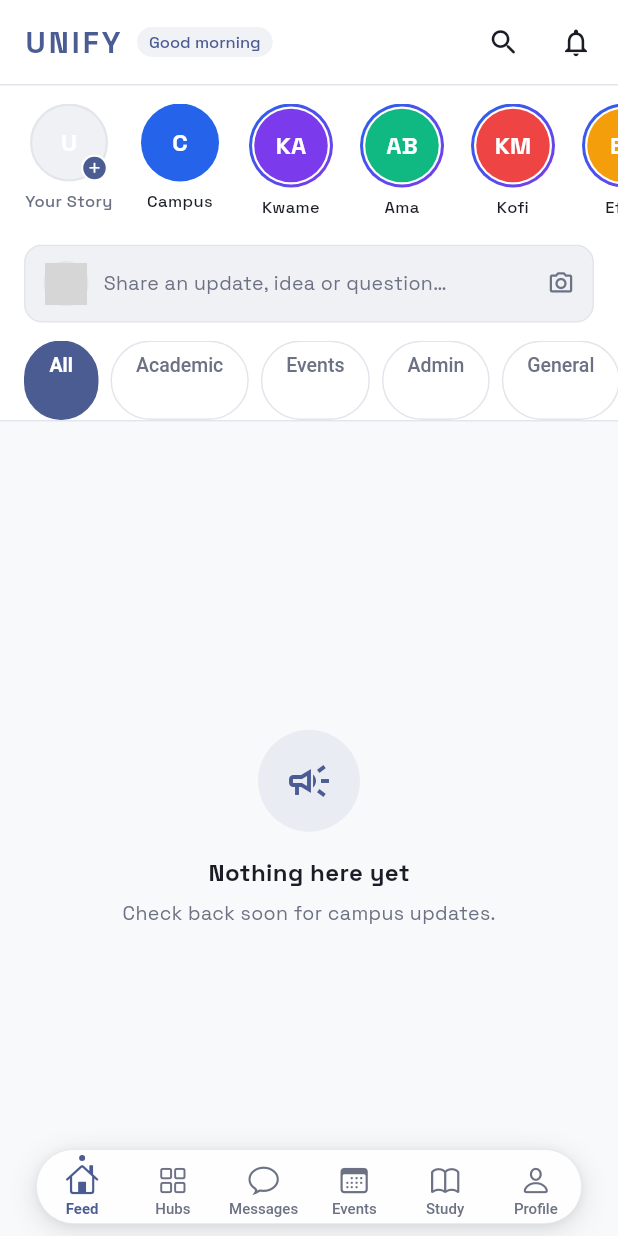
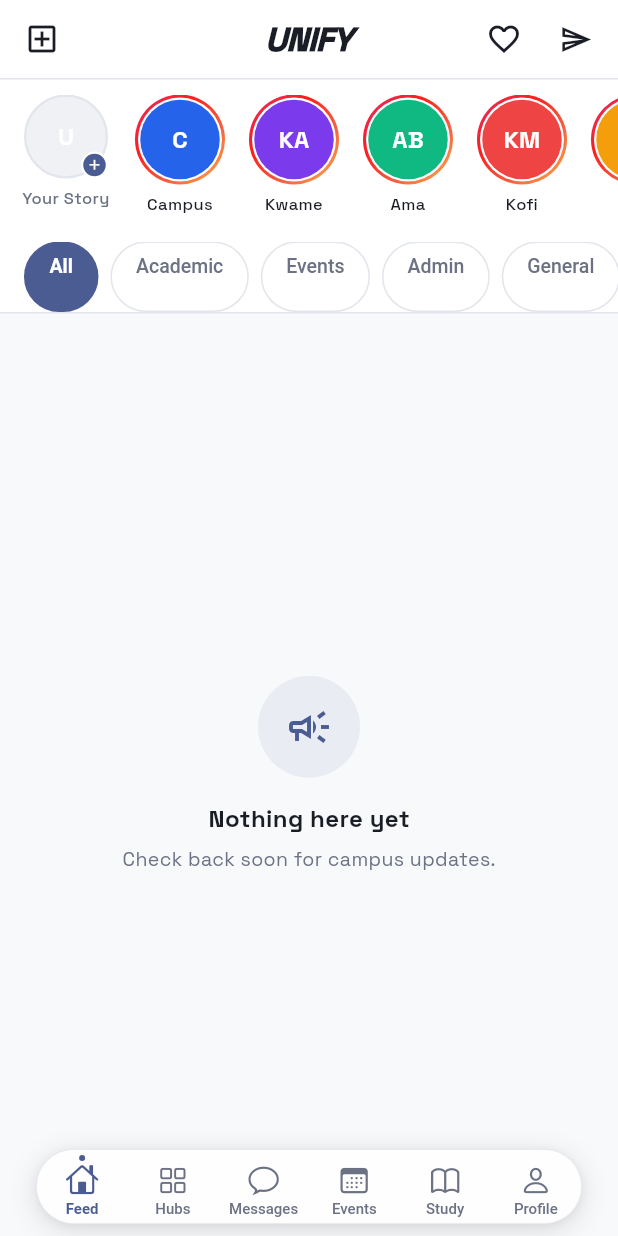
Before and after one commit to chrisxie12/UNIFY, a Flutter app: the screen it shows once a user with an empty profile is signed in, on a phone screen of 412 x 824 dp. Run offline on Flutter 3.47's test engine with Material 3 defaults, Android fonts, the phone set to English and light mode, and no system bars; drawn by our look-alikes of cached_network_image; our stand-ins replace connectivity_plus, equatable, file_picker, firebase_core, firebase_messaging, flutter_dotenv and 10 more; accounts and stored records are empty; network calls fail; grey boxes are pictures that could not be loaded.

Commit message:
Redesign feed page to match Instagram UI/UX
- App bar: centered bold-italic "UNIFY" wordmark, add-post icon left, heart
  notifications + send icons right (matching Instagram top bar layout)
- Stories row: Instagram gradient rings (pink→red→orange→yellow) on all
  story circles, increased size to 56px, removed composer bar
- AnnouncementCard: full rewrite to Instagram-style post layout — edge-to-edge
  images (1:1 aspect ratio), small 32px avatar, bold username + verified badge,
  action row (heart / comment / send | bookmark), view count, caption with
  bold author prefix, uppercase timestamp
- Text-only posts display in a tinted content block between header and actions
- Removed post composer bar from feed (was unused)
- Kept pinned category filter chips for campus-specific filtering

```diff
--- a/mobile_flutter/lib/features/feed/presentation/screens/feed_screen.dart
+++ b/mobile_flutter/lib/features/feed/presentation/screens/feed_screen.dart
@@ -1,4 +1,3 @@
-import 'package:cached_network_image/cached_network_image.dart';
 import 'package:flutter/material.dart';
 import 'package:flutter_riverpod/flutter_riverpod.dart';
 import 'package:go_router/go_router.dart';
@@ -45,13 +44,6 @@ class _FeedScreenState extends ConsumerState<FeedScreen> {
     }
   }
 
-  String get _greeting {
-    final h = DateTime.now().hour;
-    if (h < 12) return 'Good morning';
-    if (h < 17) return 'Good afternoon';
-    return 'Good evening';
-  }
-
   List<Announcement> _filtered(List<Announcement> all) {
     if (_tabIndex == 0) return all;
     final cat = _tabs[_tabIndex].toLowerCase();
@@ -61,8 +53,8 @@ class _FeedScreenState extends ConsumerState<FeedScreen> {
   @override
   Widget build(BuildContext context) {
     final feedAsync = ref.watch(feedProvider);
-    final user     = Supabase.instance.client.auth.currentUser;
-    final fullName  = user?.userMetadata?['full_name'] as String? ?? '';
+    final user = Supabase.instance.client.auth.currentUser;
+    final fullName = user?.userMetadata?['full_name'] as String? ?? '';
     final firstName = fullName.split(' ').first;
     final avatarUrl = user?.userMetadata?['avatar_url'] as String?;
 
@@ -81,40 +73,30 @@ class _FeedScreenState extends ConsumerState<FeedScreen> {
               pinned: true,
               elevation: 0,
               scrolledUnderElevation: 0,
-              toolbarHeight: 56,
-              title: Row(
-                children: [
-                  Text(
+              toolbarHeight: 52,
+              centerTitle: true,
+              leading: IconButton(
+                icon: Icon(Icons.add_box_outlined, color: context.textPrimary, size: 24),
+                onPressed: () {},
+                tooltip: 'New Post',
+              ),
+              title: Text(
                 'UNIFY',
                 style: TextStyle(
-                      fontSize: 20,
-                      fontWeight: FontWeight.w800,
-                      color: context.primary,
-                      letterSpacing: 2,
+                  fontSize: 22,
+                  fontWeight: FontWeight.w900,
+                  fontStyle: FontStyle.italic,
+                  color: context.textPrimary,
+                  letterSpacing: -0.5,
                 ),
               ),
-                  const SizedBox(width: 10),
-                  Container(
-                    padding: const EdgeInsets.symmetric(horizontal: 8, vertical: 3),
-                    decoration: BoxDecoration(
-                      color: context.primary.withValues(alpha: 0.08),
-                      borderRadius: BorderRadius.circular(999),
+              actions: [
+                _NotifBadgeIcon(),
+                IconButton(
+                  icon: Icon(Icons.send_outlined, color: context.textPrimary, size: 22),
+                  onPressed: () => context.push('/messages'),
+                  tooltip: 'Messages',
                 ),
-                    child: Text(
-                      firstName.isNotEmpty ? '$_greeting, $firstName' : _greeting,
-                      style: TextStyle(fontSize: 11, color: context.primary, fontWeight: FontWeight.w500),
-                      overflow: TextOverflow.ellipsis,
-                    ),
-                  ),
-                ],
-              ),
-              actions: [
-                IconButton(
-                  icon: Icon(Icons.search_rounded, color: context.textPrimary, size: 22),
-                  onPressed: () => context.push('/search'),
-                  tooltip: 'Search',
-                ),
-                _NotifBadgeIcon(),
                 const SizedBox(width: 4),
               ],
               bottom: PreferredSize(
@@ -129,11 +111,6 @@ class _FeedScreenState extends ConsumerState<FeedScreen> {
             // ── Stories row ───────────────────────────────────────────────────
             SliverToBoxAdapter(
               child: _StoriesRow(avatarUrl: avatarUrl, firstName: firstName),
-            ),
-
-            // ── Post composer ─────────────────────────────────────────────────
-            SliverToBoxAdapter(
-              child: _ComposerBar(avatarUrl: avatarUrl, firstName: firstName),
             ),
 
             // ── Category tabs (pinned) ─────────────────────────────────────────
@@ -232,16 +209,13 @@ class _FeedScreenState extends ConsumerState<FeedScreen> {
                 }
                 return SliverMainAxisGroup(
                   slivers: [
-                    SliverPadding(
-                      padding: const EdgeInsets.only(top: 8),
-                      sliver: SliverList(
+                    SliverList(
                       delegate: SliverChildBuilderDelegate(
                         (_, i) => AnnouncementCard(
                           item: items[i],
                           onTap: () => ref.read(feedProvider.notifier).markRead(items[i].id),
                         ),
                         childCount: items.length,
-                        ),
                       ),
                     ),
                     if (feedState.isLoadingMore)
@@ -308,21 +282,21 @@ class _StoriesRow extends StatelessWidget {
   final String firstName;
 
   static const _placeholders = [
-    _StoryData('Campus News', null,         null, Color(0xFF2563EB), true),
-    _StoryData('Kwame A.',    'KA',         null, Color(0xFF7C3AED), false),
-    _StoryData('Ama B.',      'AB',         null, Color(0xFF10B981), false),
-    _StoryData('Kofi M.',     'KM',         null, Color(0xFFEF4444), false),
-    _StoryData('Efua T.',     'ET',         null, Color(0xFFF59E0B), false),
-    _StoryData('Yaw O.',      'YO',         null, Color(0xFF2563EB), false),
+    _StoryData('Campus', null, null, Color(0xFF2563EB)),
+    _StoryData('Kwame A.', 'KA', null, Color(0xFF7C3AED)),
+    _StoryData('Ama B.', 'AB', null, Color(0xFF10B981)),
+    _StoryData('Kofi M.', 'KM', null, Color(0xFFEF4444)),
+    _StoryData('Efua T.', 'ET', null, Color(0xFFF59E0B)),
+    _StoryData('Yaw O.', 'YO', null, Color(0xFF2563EB)),
   ];
 
   @override
   Widget build(BuildContext context) {
     return Container(
       color: context.appBarBg,
-      padding: const EdgeInsets.fromLTRB(16, 12, 0, 12),
+      padding: const EdgeInsets.fromLTRB(12, 10, 0, 10),
       child: SizedBox(
-        height: 82,
+        height: 88,
         child: ListView(
           scrollDirection: Axis.horizontal,
           children: [
@@ -331,16 +305,18 @@ class _StoriesRow extends StatelessWidget {
               imageUrl: avatarUrl,
               initials: firstName.isNotEmpty ? firstName[0].toUpperCase() : 'U',
               isSelf: true,
+              size: 56,
               onTap: () {},
             ),
-            const SizedBox(width: 14),
+            const SizedBox(width: 12),
             ..._placeholders.map((s) => Padding(
-              padding: const EdgeInsets.only(right: 14),
+                  padding: const EdgeInsets.only(right: 12),
                   child: StoryCircle(
                     name: s.name,
                     initials: s.initials,
                     color: s.color,
-                hasRing: !s.isUniversity,
+                    hasRing: true,
+                    size: 56,
                     onTap: () {},
                   ),
                 )),
@@ -356,76 +332,7 @@ class _StoryData {
   final String? initials;
   final String? imageUrl;
   final Color color;
-  final bool isUniversity;
-  const _StoryData(this.name, this.initials, this.imageUrl, this.color, this.isUniversity);
-}
-
-// ── Post composer bar ─────────────────────────────────────────────────────────
-
-class _ComposerBar extends StatelessWidget {
-  const _ComposerBar({this.avatarUrl, required this.firstName});
-
-  final String? avatarUrl;
-  final String firstName;
-
-  @override
-  Widget build(BuildContext context) {
-    return Container(
-      color: context.appBarBg,
-      padding: const EdgeInsets.fromLTRB(16, 0, 16, 12),
-      child: InkWell(
-        onTap: () {},
-        borderRadius: BorderRadius.circular(12),
-        child: Container(
-          padding: const EdgeInsets.symmetric(horizontal: 12, vertical: 10),
-          decoration: BoxDecoration(
-            color: context.inputFill,
-            borderRadius: BorderRadius.circular(12),
-            border: Border.all(color: context.borderCol, width: 1),
-          ),
-          child: Row(
-            children: [
-              _AvatarMini(avatarUrl: avatarUrl, letter: firstName.isNotEmpty ? firstName[0].toUpperCase() : 'U'),
-              const SizedBox(width: 10),
-              Expanded(
-                child: Text(
-                  'Share an update, idea or question…',
-                  style: TextStyle(fontSize: 13, color: context.textSecondary),
-                ),
-              ),
-              const SizedBox(width: 8),
-              Icon(Icons.photo_camera_outlined, color: context.textSecondary, size: 18),
-            ],
-          ),
-        ),
-      ),
-    );
-  }
-}
-
-class _AvatarMini extends StatelessWidget {
-  const _AvatarMini({this.avatarUrl, required this.letter});
-
-  final String? avatarUrl;
-  final String letter;
-
-  @override
-  Widget build(BuildContext context) {
-    return Container(
-      width: 30,
-      height: 30,
-      decoration: BoxDecoration(
-        shape: BoxShape.circle,
-        color: context.inputFill,
-        border: Border.all(color: context.borderCol),
-      ),
-      child: avatarUrl != null
-          ? ClipOval(child: CachedNetworkImage(imageUrl: avatarUrl!, fit: BoxFit.cover))
-          : Center(
-              child: Text(letter, style: TextStyle(fontSize: 13, fontWeight: FontWeight.w700, color: context.textPrimary)),
-            ),
-    );
-  }
+  const _StoryData(this.name, this.initials, this.imageUrl, this.color);
 }
 
 // ── Category tabs delegate (pinned SliverPersistentHeader) ────────────────────
@@ -442,9 +349,9 @@ class _CategoryTabsDelegate extends SliverPersistentHeaderDelegate {
   final ValueChanged<int> onSelect;
 
   @override
-  double get minExtent => 54;
+  double get minExtent => 48;
   @override
-  double get maxExtent => 54;
+  double get maxExtent => 48;
 
   @override
   Widget build(BuildContext context, double shrinkOffset, bool overlapsContent) {
@@ -470,6 +377,8 @@ class _CategoryTabsDelegate extends SliverPersistentHeaderDelegate {
       old.selectedIndex != selectedIndex;
 }
 
+// ── Notification badge icon ───────────────────────────────────────────────────
+
 class _NotifBadgeIcon extends ConsumerWidget {
   @override
   Widget build(BuildContext context, WidgetRef ref) {
@@ -480,7 +389,7 @@ class _NotifBadgeIcon extends ConsumerWidget {
       clipBehavior: Clip.none,
       children: [
         IconButton(
-          icon: Icon(Icons.notifications_outlined, color: context.textPrimary, size: 22),
+          icon: Icon(Icons.favorite_border, color: context.textPrimary, size: 24),
           onPressed: () => context.push('/notifications'),
           tooltip: 'Notifications',
         ),
--- a/mobile_flutter/lib/features/feed/presentation/widgets/story_circle.dart
+++ b/mobile_flutter/lib/features/feed/presentation/widgets/story_circle.dart
@@ -29,7 +29,12 @@ class StoryCircle extends StatelessWidget {
   final VoidCallback? onTap;
 
   static const _ringGradient = LinearGradient(
-    colors: [Color(0xFF2563EB), Color(0xFF7C3AED)],
+    colors: [
+      Color(0xFFE1306C),
+      Color(0xFFFD1D1D),
+      Color(0xFFF56040),
+      Color(0xFFFCAF45),
+    ],
     begin: Alignment.topLeft,
     end: Alignment.bottomRight,
   );
```
Also changed, not shown: mobile_flutter/lib/features/feed/presentation/widgets/announcement_card.dart (+205 -242 lines). Lines whose indentation alone changed are shown as unchanged.
